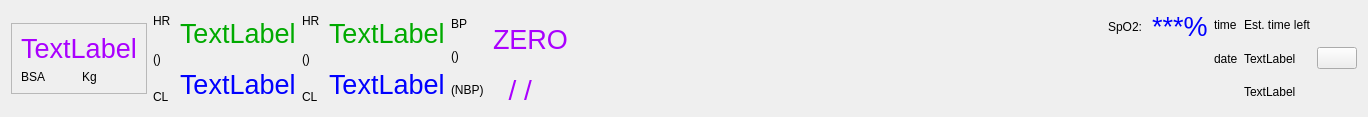
mannd/epsimulator, file src/recorder/ui/patientstatusbar.ui: the form before one commit.
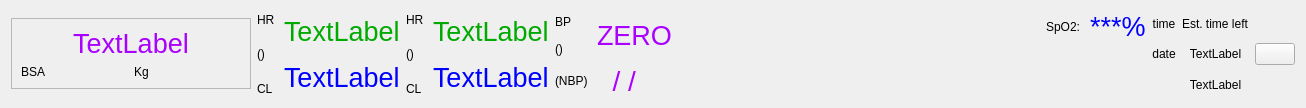
The form after the commit. Icons and pictures are not drawn.

What changed in the file:
```diff
--- a/src/recorder/ui/patientstatusbar.ui
+++ b/src/recorder/ui/patientstatusbar.ui
@@ -5,10 +5,16 @@
    <rect>
     <x>0</x>
     <y>0</y>
-    <width>1368</width>
-    <height>117</height>
+    <width>1306</width>
+    <height>108</height>
    </rect>
   </property>
+  <property name="sizePolicy" >
+   <sizepolicy vsizetype="Preferred" hsizetype="Preferred" >
+    <horstretch>1</horstretch>
+    <verstretch>0</verstretch>
+   </sizepolicy>
+  </property>
   <property name="windowTitle" >
    <string>Form</string>
   </property>
@@ -26,6 +32,12 @@
          <verstretch>0</verstretch>
         </sizepolicy>
        </property>
+       <property name="minimumSize" >
+        <size>
+         <width>240</width>
+         <height>16</height>
+        </size>
+       </property>
        <property name="frameShape" >
         <enum>QFrame::StyledPanel</enum>
        </property>
@@ -577,6 +589,9 @@
          <property name="text" >
           <string>time</string>
          </property>
+         <property name="alignment" >
+          <set>Qt::AlignCenter</set>
+         </property>
         </widget>
        </item>
        <item row="0" column="1" >
@@ -591,6 +606,9 @@
          <property name="text" >
           <string>date</string>
          </property>
+         <property name="alignment" >
+          <set>Qt::AlignCenter</set>
+         </property>
         </widget>
        </item>
        <item row="1" column="1" >
@@ -598,6 +616,9 @@
          <property name="text" >
           <string>TextLabel</string>
          </property>
+         <property name="alignment" >
+          <set>Qt::AlignCenter</set>
+         </property>
         </widget>
        </item>
        <item row="2" column="1" >
@@ -605,6 +626,9 @@
          <property name="text" >
           <string>TextLabel</string>
          </property>
+         <property name="alignment" >
+          <set>Qt::AlignCenter</set>
+         </property>
         </widget>
        </item>
       </layout>
```
